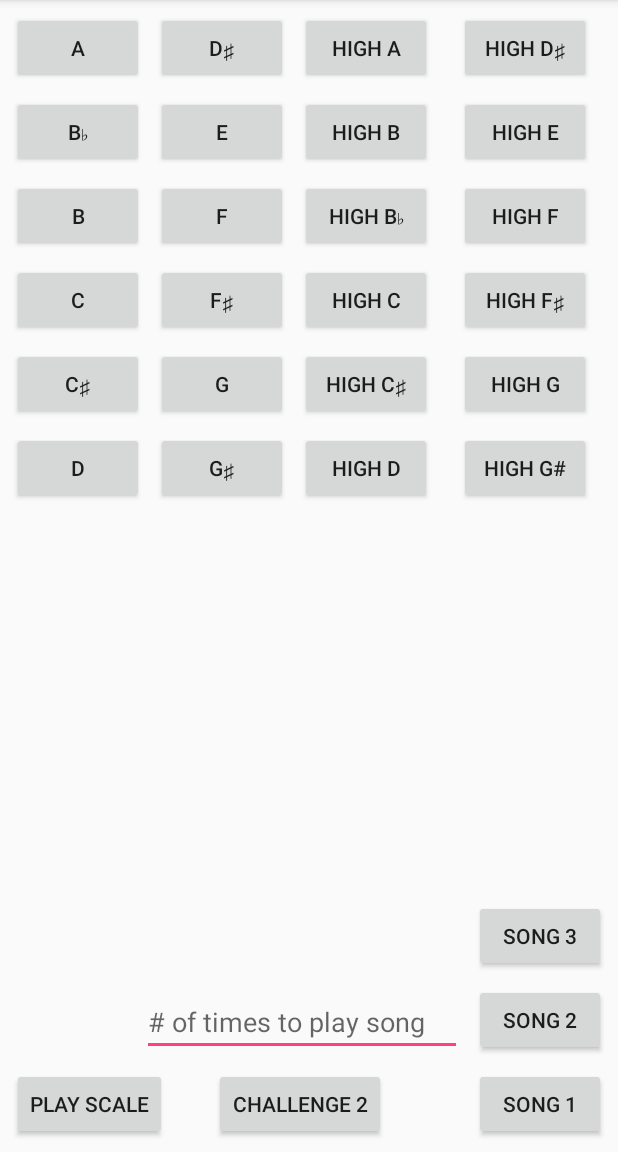
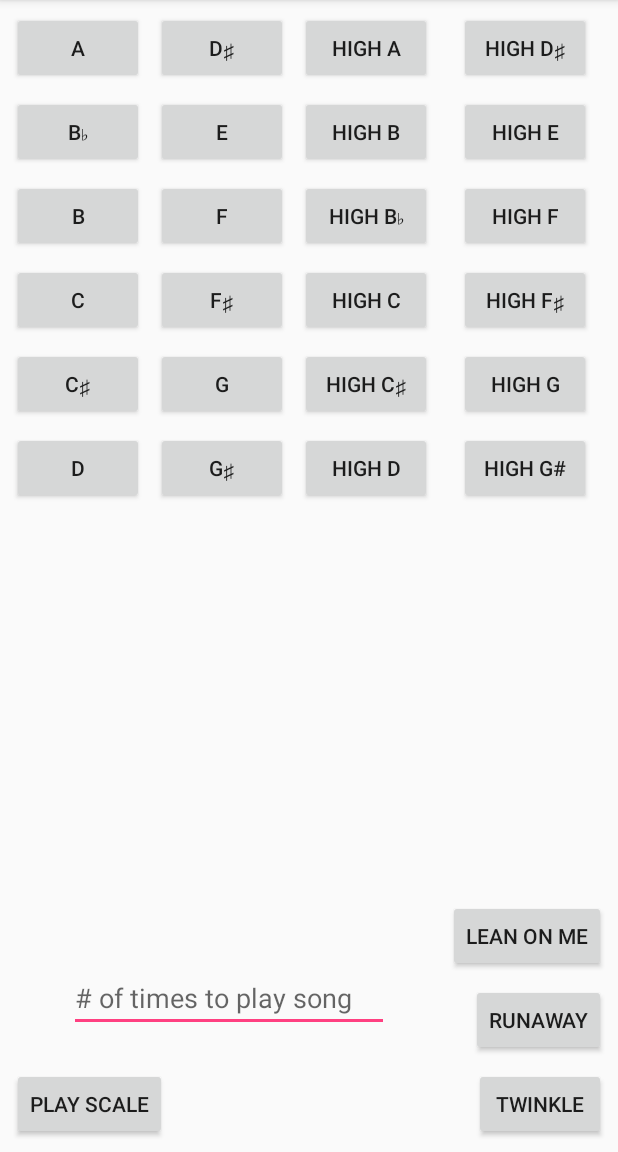
Before and after one commit to sagealo/Synthesizer, an Android app: the SynthesizerActivity screen opened directly, with no data from a screen before it, after a tap on "PLAY SCALE", on a phone screen of 412 x 824 dp, the part 84-1236 px from its top. Run offline under Robolectric (Android 15) with nearby library versions, the phone set to English and light mode, and no system bars.

Commit message:
Fixed problem when no number was inputed Edited songs to be shorter in duration

```diff
--- a/app/src/main/java/com/mistershorr/synthesizer/SynthesizerActivity.java
+++ b/app/src/main/java/com/mistershorr/synthesizer/SynthesizerActivity.java
@@ -8,6 +8,7 @@ import android.view.View;
 import android.view.View.OnClickListener;
 import android.widget.Button;
 import android.widget.EditText;
+import android.widget.Toast;
 
 import java.util.ArrayList;
 import java.util.Arrays;
@@ -275,8 +276,10 @@ public class SynthesizerActivity extends AppCompatActivity implements OnClickLis
                 break;
             case R.id.button_synth_song2:
                 playRunaway();
+                break;
             case R.id.button_synth_song3:
                 playLeanOnMe();
+                break;
         }
 
     }
@@ -295,11 +298,8 @@ public class SynthesizerActivity extends AppCompatActivity implements OnClickLis
                 noteHighC, noteHighE,noteHighD,noteHighC, noteHighC,noteHighE, noteHighD,noteHighD,
                 noteHighD,noteHighC, noteHighD, noteHighA, noteG,
                 noteHighC, noteHighB, noteHighA, noteG, noteHighE, noteHighD, noteHighC,
-                noteHighC, noteHighB, noteHighD, noteHighC, noteHighE, noteHighD, noteHighC,
-                noteHighE, noteHighE, noteHighD,noteHighC, noteHighD, noteHighA,
-                noteHighC,
-                noteHighB, noteHighA, noteG, noteHighC, noteHighC, noteHighD, noteHighE, noteHighE,
-                noteHighE));
+                noteHighC));
+        //noteHighD, noteHighD, noteHighE, noteHighD, noteHighC
         Song song3 = new Song();
         for(int i = 0; i<leanOnMe.size(); i++){
             if(i==0||i==15||i==32||i==55){
@@ -322,8 +322,7 @@ public class SynthesizerActivity extends AppCompatActivity implements OnClickLis
 
     private void playRunaway() {
         ArrayList<Integer> runaway = new ArrayList<Integer>(Arrays.asList(noteHighC,noteHighC,
-                noteHighC,noteHighC,noteHighC,noteHighC,noteHighC,noteHighC,noteHighC,noteHighC,
-                noteHighC,noteHighC,noteHighC,noteHighC,noteC, noteHighB, noteHighB, noteHighB,
+                noteHighC,noteHighC,noteHighC,noteHighC,noteHighC,noteC, noteHighB, noteHighB, noteHighB,
                 noteB, noteHighA, noteHighA, noteHighA, noteA, noteF, noteF, noteE, noteHighC,
                 noteHighC, noteHighC, noteHighC, noteC, noteHighB, noteHighB,noteHighB,noteB,
                 noteHighA, noteHighA,noteHighA,noteA, noteF,noteF, noteF, noteE, noteHighC));
@@ -387,8 +386,18 @@ public class SynthesizerActivity extends AppCompatActivity implements OnClickLis
     }
 
     private void playSong(Song scale) {
+        int numPlayed = 0;
+        try{
+             numPlayed = Integer.parseInt(numTimes.getText().toString());
+        }
+        catch(NumberFormatException e){
+             //make a toast
+            Toast.makeText(
+                    getBaseContext(), "No Number Has Been Inputed",
+                    Toast.LENGTH_LONG).show();
+        }
 
-        for(int i =0; i<Integer.parseInt(numTimes.getText().toString()); i++) {
+        for(int i =0; i<numPlayed; i++) {
             for (Note note : scale.getNotes()) {
                 playNote(note);
                 delay(note.getDelay());
--- a/app/src/main/res/layout/activity_synthesizer.xml
+++ b/app/src/main/res/layout/activity_synthesizer.xml
@@ -138,24 +138,12 @@
         app:layout_constraintTop_toBottomOf="@+id/button_synth_g" />
 
     <Button
-        android:id="@+id/button_synth_numberPicker"
-        android:layout_width="wrap_content"
-        android:layout_height="wrap_content"
-        android:layout_marginBottom="8dp"
-        android:layout_marginEnd="132dp"
-        android:layout_marginStart="8dp"
-        android:text="@string/challenge_2"
-        app:layout_constraintBottom_toBottomOf="parent"
-        app:layout_constraintEnd_toEndOf="parent"
-        app:layout_constraintStart_toEndOf="@+id/button_synth_scale" />
-
-    <Button
         android:id="@+id/button_synth_song1"
         android:layout_width="wrap_content"
         android:layout_height="wrap_content"
         android:layout_marginBottom="8dp"
         android:layout_marginEnd="8dp"
-        android:text="@string/song_1"
+        android:text="@string/twinkle"
         app:layout_constraintBottom_toBottomOf="parent"
         app:layout_constraintEnd_toEndOf="parent" />
 
@@ -297,7 +285,7 @@
         android:layout_height="wrap_content"
         android:layout_marginBottom="8dp"
         android:layout_marginEnd="8dp"
-        android:text="@string/song_2"
+        android:text="@string/runaway"
         app:layout_constraintBottom_toTopOf="@+id/button_synth_song1"
         app:layout_constraintEnd_toEndOf="parent" />
 
@@ -305,13 +293,16 @@
         android:id="@+id/edittext_synth_numtimes"
         android:layout_width="wrap_content"
         android:layout_height="wrap_content"
-        android:layout_marginBottom="8dp"
+        android:layout_marginBottom="80dp"
         android:layout_marginEnd="8dp"
+        android:layout_marginStart="8dp"
         android:ems="10"
         android:hint="@string/of_times_to_play_song"
         android:inputType="number"
-        app:layout_constraintBottom_toTopOf="@+id/button_synth_numberPicker"
-        app:layout_constraintEnd_toStartOf="@+id/button_synth_song2" />
+        app:layout_constraintBottom_toBottomOf="parent"
+        app:layout_constraintEnd_toStartOf="@+id/button_synth_song2"
+        app:layout_constraintHorizontal_bias="0.452"
+        app:layout_constraintStart_toStartOf="parent" />
 
     <Button
         android:id="@+id/button_synth_song3"
@@ -319,7 +310,7 @@
         android:layout_height="wrap_content"
         android:layout_marginBottom="8dp"
         android:layout_marginEnd="8dp"
-        android:text="@string/song_3"
+        android:text="@string/lean_on_me"
         app:layout_constraintBottom_toTopOf="@+id/button_synth_song2"
         app:layout_constraintEnd_toEndOf="parent" />
 
--- a/app/src/main/res/values/strings.xml
+++ b/app/src/main/res/values/strings.xml
@@ -30,4 +30,7 @@
     <string name="song_2">Song 2</string>
     <string name="song_3">Song 3</string>
     <string name="of_times_to_play_song"># of times to play song</string>
+    <string name="lean_on_me">lean on me</string>
+    <string name="runaway">runaway</string>
+    <string name="twinkle">Twinkle</string>
 </resources>
```
